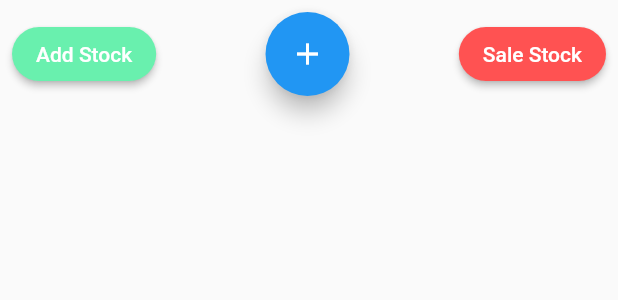
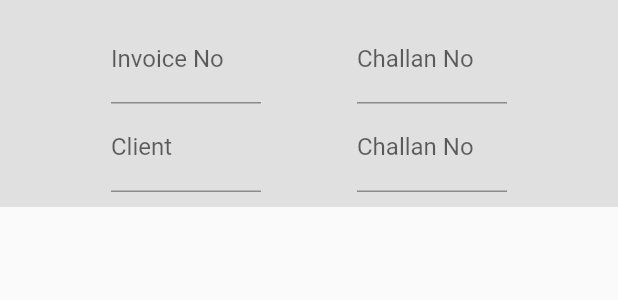
Before and after one commit to saurabhp98/tex_stox, a Flutter app: the BottomNavBar widget shown alone on an empty page, opened directly, after a tap on "Add Stock", on a phone screen of 412 x 824 dp. Shown: the top 300 px of the screen. Run offline on Flutter 3.47's test engine with Material 2 defaults, Android fonts, the light colour scheme and no system bars; our stand-ins replace bloc, flutter_bloc; network calls fail.

Commit message:
Updated the Items Screen

```diff
--- a/lib/constants/strings.dart
+++ b/lib/constants/strings.dart
@@ -5,4 +5,6 @@ const kClientPageRoute = " /client";
 const kAddClientRoute = "/add_client";
 const kEditClientRoute = "/edit_client";
 const kItemScreenRoute = "/item_screen";
+const kAddStockRoute = "/add_stock";
+
 const kBaseUrl = "http://127.0.0.1:8000/api";
--- a/lib/presentation/router.dart
+++ b/lib/presentation/router.dart
@@ -11,6 +11,8 @@ import 'package:tex_stox/presentation/screens/app.dart';
 import 'package:tex_stox/presentation/screens/dashboard.dart';
 import 'package:tex_stox/presentation/screens/edit_client.dart';
 import 'package:tex_stox/presentation/screens/item_screen.dart';
+
+import 'package:tex_stox/presentation/screens/stock_screen.dart';
 
 import '../constants/strings.dart';
 import '../cubit/dashboard_cubit/dashboard_cubit.dart';
@@ -77,6 +79,9 @@ class AppRouter {
       case kItemScreenRoute:
         return MaterialPageRoute(builder: (_) => ItemScreen());
 
+      case kAddStockRoute:
+        return MaterialPageRoute(builder: (_) => AddStock());
+
       default:
         return null;
     }
--- /dev/null
+++ b/lib/presentation/screens/stock_screen.dart
@@ -0,0 +1,82 @@
+import 'package:flutter/material.dart';
+
+class StockScreen extends StatelessWidget {
+  const StockScreen({Key? key}) : super(key: key);
+
+  @override
+  Widget build(BuildContext context) {
+    return Scaffold(
+      appBar: AppBar(),
+      body: Center(
+        child: Text("Stock Screen "),
+      ),
+    );
+  }
+}
+
+class AddStock extends StatelessWidget {
+  const AddStock({Key? key}) : super(key: key);
+
+  @override
+  Widget build(BuildContext context) {
+    return Scaffold(
+      body: Form(
+          child: Column(
+        children: [
+          Container(
+            padding: EdgeInsets.all(10),
+            decoration: BoxDecoration(color: Colors.grey.shade300),
+            child: Column(
+              children: [
+                Row(
+                    mainAxisAlignment: MainAxisAlignment.spaceEvenly,
+                    children: [
+                      SizedBox(
+                        width: 100,
+                        child: TextFormField(
+                          onSaved: (value) {
+                            print(value);
+                          },
+                          decoration: InputDecoration(labelText: "Invoice No"),
+                        ),
+                      ),
+                      SizedBox(
+                        width: 100,
+                        child: TextFormField(
+                          onSaved: (value) {
+                            print(value);
+                          },
+                          decoration: InputDecoration(labelText: "Challan No"),
+                        ),
+                      ),
+                    ]),
+                Row(
+                    mainAxisAlignment: MainAxisAlignment.spaceEvenly,
+                    children: [
+                      SizedBox(
+                        width: 100,
+                        child: TextFormField(
+                          onSaved: (value) {
+                            print(value);
+                          },
+                          decoration: InputDecoration(labelText: "Client"),
+                        ),
+                      ),
+                      SizedBox(
+                        width: 100,
+                        child: TextFormField(
+                          onSaved: (value) {
+                            print(value);
+                          },
+                          decoration: InputDecoration(labelText: "Challan No"),
+                        ),
+                      ),
+                    ]),
+              ],
+            ),
+          ),
+        ],
+      )),
+    );
+  }
+}
--- a/lib/presentation/widgets/bottom_navbar.dart
+++ b/lib/presentation/widgets/bottom_navbar.dart
@@ -27,7 +27,7 @@ class BottomNavBar extends StatelessWidget {
                       MaterialStateProperty.all(Colors.greenAccent),
                 ),
                 onPressed: () {
-                  BlocProvider.of<DashboardCubit>(context).fetchDashboardData();
+                  Navigator.pushNamed(context, kAddStockRoute);
                 },
                 child: Text('Add Stock')),
           ),
```
Also changed, not shown: lib/presentation/screens/dashboard.dart (+3 -9 lines), lib/presentation/screens/item_screen.dart (+60 -1 lines), lib/presentation/screens/sale_screen.dart (added, +17 -0 lines).
